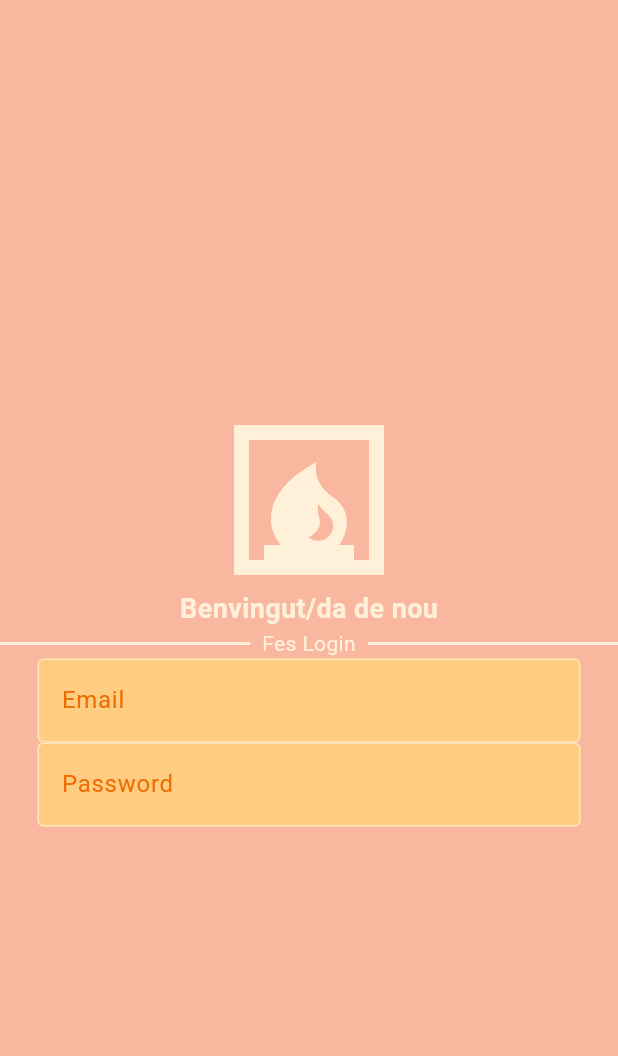
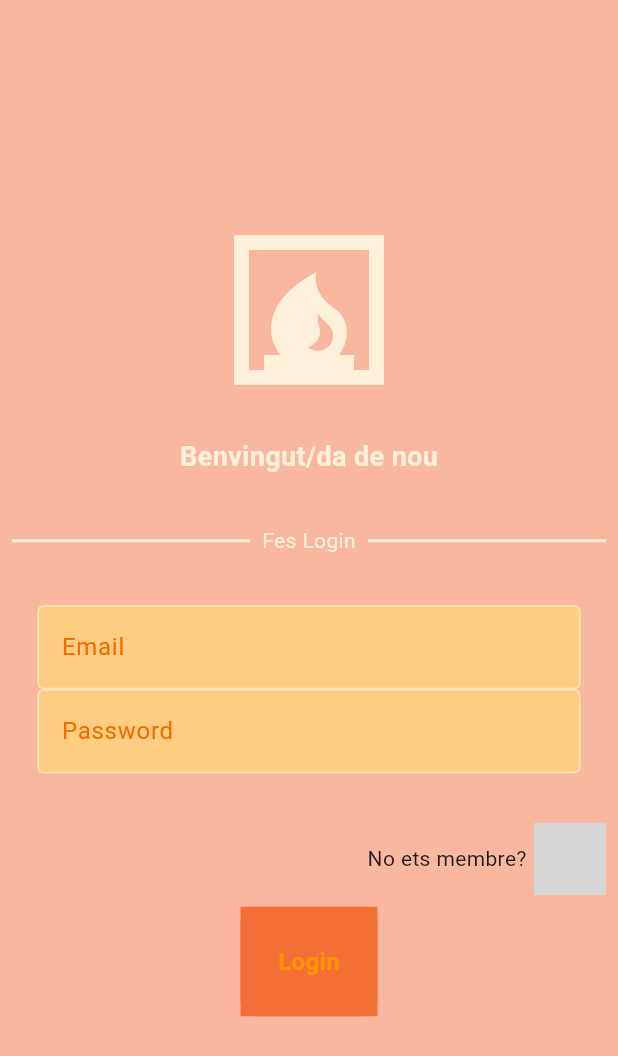
Before and after one commit to OscarDeDiegoSerrano/flutter_firebase_2324, a Flutter app: the screen it shows after launch, on a phone screen of 412 x 824 dp. Shown: the top 1056 px of the screen. Run offline on Flutter 3.47's test engine with Material 3 defaults, Android fonts, the phone set to English and light mode, and no system bars; statements that could not run were skipped; grey boxes are pictures that could not be loaded.

Commit message:
UI Login feta

```diff
--- /dev/null
+++ b/lib/componentes/boto_auth.dart
@@ -0,0 +1,26 @@
+import 'package:flutter/material.dart';
+
+class Boto_Auth extends StatelessWidget {
+  const Boto_Auth({super.key});
+
+  @override
+  Widget build(BuildContext context) {
+    return Container(
+      decoration: BoxDecoration(
+        borderRadius: BorderRadius.circular(10),
+        color: Color.fromARGB(255, 244, 111, 54)
+        ),
+      padding: EdgeInsets.all(25),
+      color: Color.fromARGB(255, 244, 111, 54),
+      child: Text(
+        "Login",
+        style: TextStyle(
+          color: Colors.orange,
+          fontWeight: FontWeight.bold,
+          fontSize: 16,
+
+        ),
+        ),
+    );
+  }
+}
--- a/lib/pantallas/login.dart
+++ b/lib/pantallas/login.dart
@@ -1,4 +1,5 @@
 import 'package:flutter/material.dart';
+import 'package:flutter_firebase_2324/componentes/boto_auth.dart';
 import 'package:flutter_firebase_2324/componentes/textfield_auth.dart';
 
 class PaginaLogin extends StatefulWidget {
@@ -29,6 +30,8 @@
               color: Color.fromARGB(255, 255, 240, 218),
             ),
 
+            SizedBox(height: 25,),
+
             //Frase
             const Text(
               "Benvingut/da de nou",
@@ -39,8 +42,12 @@
               ),
             ),
 
+            SizedBox(height: 25,),
+
             //Text divisori
-            const Row(
+            const Padding(
+              padding: EdgeInsets.all(8.0),
+              child: Row(
                 children: [
                   Expanded(
                     child: Divider(
@@ -63,6 +70,9 @@
                   ),
                 ],
               ),
+            ),
+
+            SizedBox(height: 25,),
 
             //TextField Email
             TextFieldAuth(
@@ -78,8 +88,31 @@
               hintText: "Password",
             ),
             //No estas registrat
+            SizedBox(height: 25,),
 
-            //
+            //No estas registrat/da?
+            const Padding(
+              padding: EdgeInsets.all(8.0),
+              child: Row(
+                mainAxisAlignment: MainAxisAlignment.end,
+                children: [
+                  Text("No ets membre?"),
+                  SizedBox(width: 5,),
+                  GestureDetector(
+
+                  )
+                  Text("Registra't",
+                  style: TextStyle(
+                    fontWeight: FontWeight.bold,
+                    color: Colors.blue
+                  ),
+                  ),
+                ],
+              ),
+            ),
+
+            //Boto Login
+            const Boto_Auth(),
           ]
           ),
       ),
```
Lines whose indentation alone changed are shown as unchanged.
